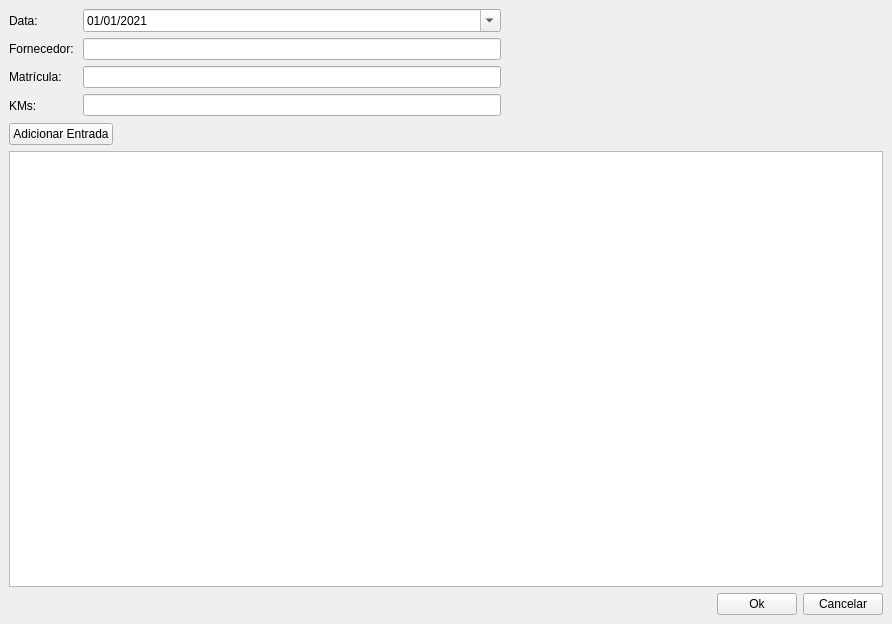
Before: the Qt Designer form ui/bill.ui in Zyr00/fatura_centro, drawn with Qt 5.
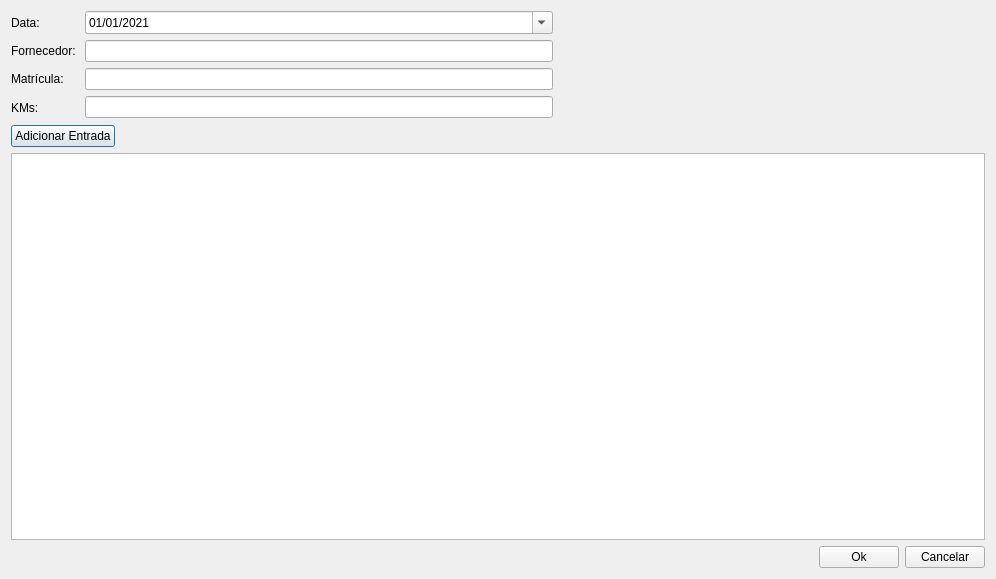
After: the same form once the commit is applied.

Commit message:
Listing bills
Listing Bills

View: #4

The edit to the form file:
```diff
--- a/ui/bill.ui
+++ b/ui/bill.ui
@@ -1,19 +1,20 @@
 <?xml version="1.0" encoding="UTF-8"?>
 <ui version="4.0">
- <class>BillWindow</class>
- <widget class="QMainWindow" name="BillWindow">
+ <class>Dialog</class>
+ <widget class="QDialog" name="Dialog">
   <property name="geometry">
    <rect>
     <x>0</x>
     <y>0</y>
-    <width>892</width>
-    <height>624</height>
+    <width>996</width>
+    <height>579</height>
    </rect>
   </property>
   <property name="windowTitle">
    <string>MainWindow</string>
   </property>
-  <widget class="QWidget" name="centralwidget">
+  <layout class="QHBoxLayout" name="horizontalLayout_2">
+   <item>
    <layout class="QVBoxLayout" name="verticalLayout">
     <item>
      <layout class="QGridLayout" name="gridLayout">
@@ -200,7 +201,8 @@
      </layout>
     </item>
    </layout>
-  </widget>
+   </item>
+  </layout>
  </widget>
  <tabstops>
   <tabstop>dateEdit</tabstop>
```
Left out of the diff: 22 changed lines with no effect on the pictures. Lines whose indentation alone changed are shown as unchanged. The commit also changes 3 other files.
